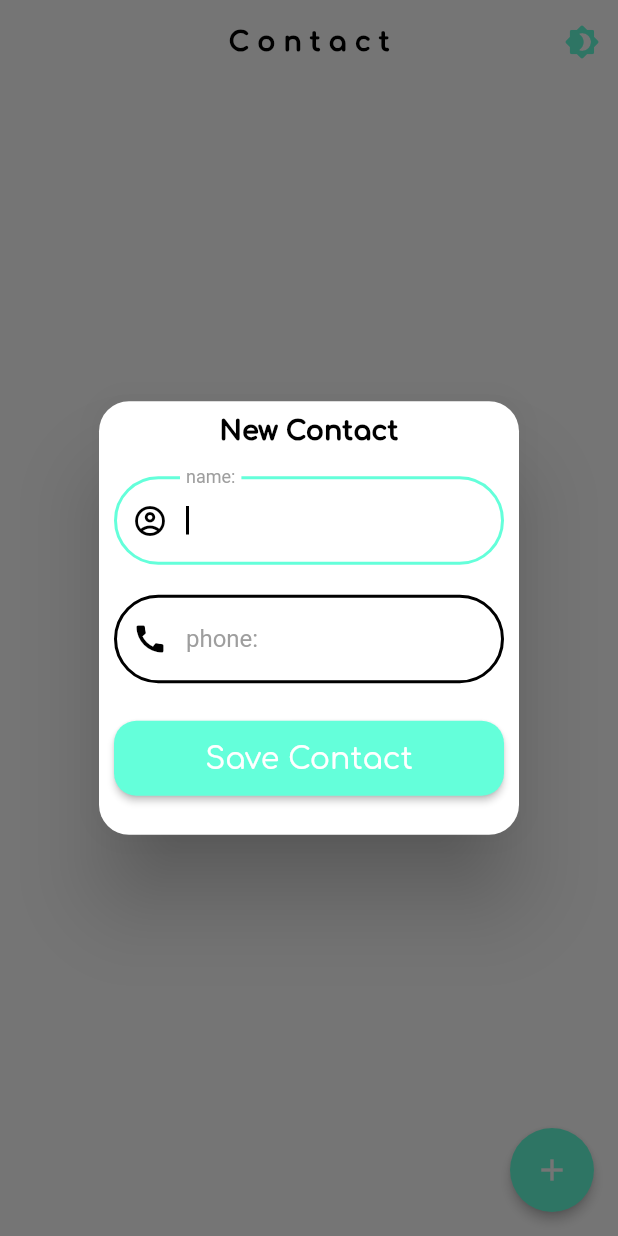
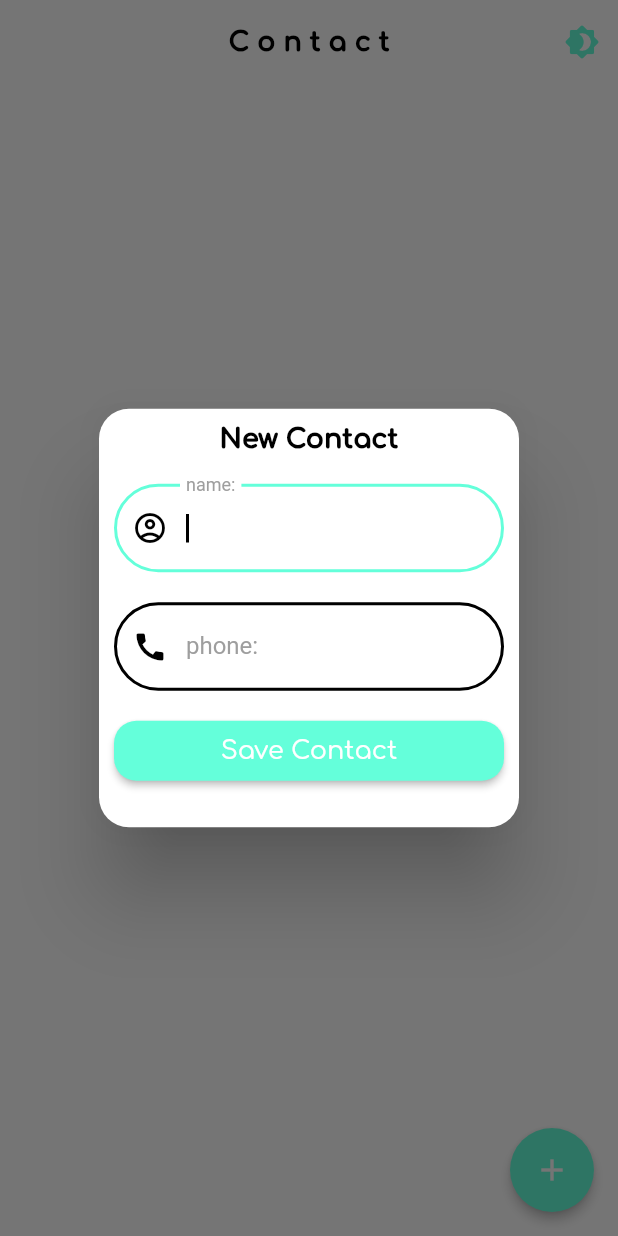
Before and after one commit to seniorman-dev/contacts_app, a Flutter app: the screen it shows after launch, after a tap on the "add" icon, on a phone screen of 412 x 824 dp. Run offline on Flutter 3.47's test engine with Material 2 defaults, Android fonts, the phone set to English and light mode, and no system bars; our stand-ins replace animated_splash_screen, cloud_firestore, faker, firebase_core, get, get_storage and 1 more; accounts and stored records are empty.

Commit message:
Recent Update

```diff
--- a/lib/screens/home_screen.dart
+++ b/lib/screens/home_screen.dart
@@ -35,6 +35,8 @@ class _HomeScreenState extends State<HomeScreen> {
             backgroundColor: Colors.white,
             content: Form(
               key: _formKey,
+              child: SizedBox(
+                //height: 250,
                 child: Column(
                   children: [
                     TextFormField(
@@ -131,10 +133,10 @@ class _HomeScreenState extends State<HomeScreen> {
             },
           ),
           SizedBox(
-            height: 25
+            height: 20 //20
           ),
           SizedBox(
-            height: 50,  //50
+            height: 40,  //50
             width: double.infinity,
             child: ElevatedButton(
                 onPressed: () {
@@ -180,7 +182,7 @@ class _HomeScreenState extends State<HomeScreen> {
                     Navigator.of(context).pop();
                   }
                 },
-              child: Text('Save Contact', style: GoogleFonts.comfortaa(fontSize: 20, color: Colors.white)),
+                child: Text('Save Contact', style: GoogleFonts.comfortaa(fontSize: 17, color: Colors.white)),
                 style: ElevatedButton.styleFrom(
                   //shadowColor: Colors.white,
                   foregroundColor: Colors.tealAccent,
@@ -197,10 +199,11 @@ class _HomeScreenState extends State<HomeScreen> {
                 ),
             ),
           ),
-          //SizedBox(
-            //height: 10
-          //),
+          SizedBox(
+            height: 5
+          ),
         ]
+      ),
               )
     ),
             contentPadding: EdgeInsets.all(10),
@@ -217,6 +220,7 @@ class _HomeScreenState extends State<HomeScreen> {
             backgroundColor: Colors.white,
             content: Form(
               key: _formKey,
+              child: SizedBox(
                 child: Column(
                   children: [
                     TextFormField(
@@ -313,10 +317,10 @@ class _HomeScreenState extends State<HomeScreen> {
             },
           ),
           SizedBox(
-            height: 25
+            height: 20
           ),
           SizedBox(
-            height: 50,  //50
+            height: 40,  //50
             width: double.infinity,
             child: ElevatedButton(
                 onPressed: () {
@@ -342,7 +346,7 @@ class _HomeScreenState extends State<HomeScreen> {
                   }
                   //Navigator.of(context).pop();
                 },
-              child: Text('Save Contact', style: GoogleFonts.comfortaa(fontSize: 20, color: Colors.white)),
+                child: Text('Save Contact', style: GoogleFonts.comfortaa(fontSize: 17, color: Colors.white)),
                 style: ElevatedButton.styleFrom(
                   //shadowColor: Colors.white,
                   foregroundColor: Colors.tealAccent,
@@ -359,10 +363,11 @@ class _HomeScreenState extends State<HomeScreen> {
                 ),
             ),
           ),
-          //SizedBox(
-            //height: 50
-          //),
+          SizedBox(
+            height: 5
+          ),
         ]
+      ),
               )
     ),
             contentPadding: EdgeInsets.all(10),
```
Lines whose indentation alone changed are shown as unchanged.
